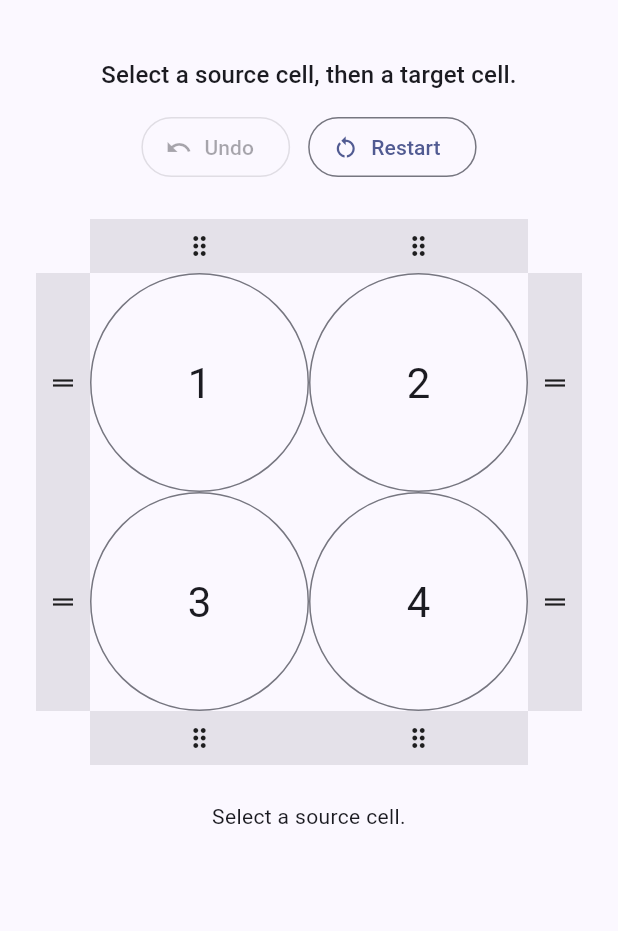
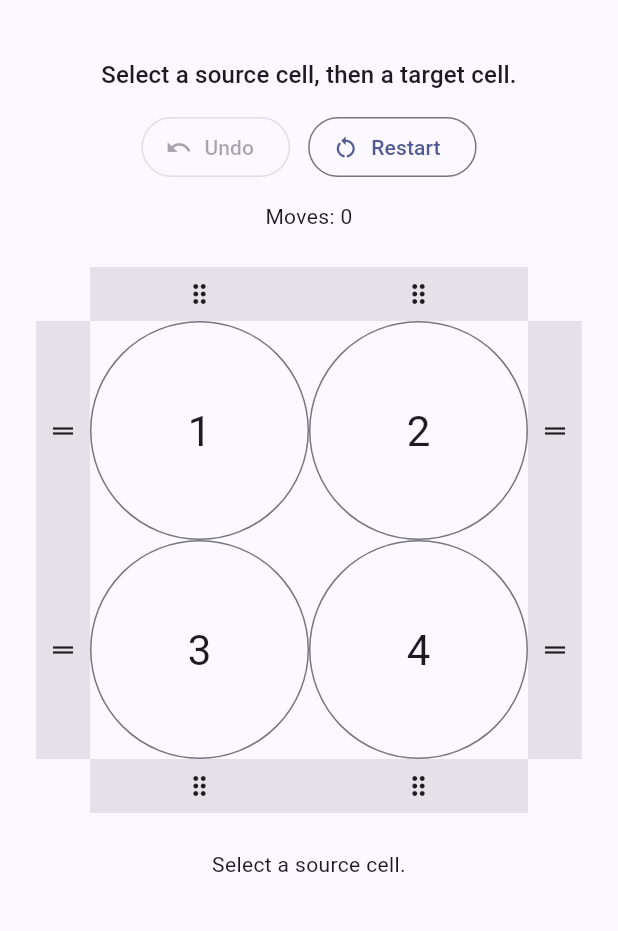
Before and after one commit to kergma-lw/numbers-game, a Flutter app: the screen it shows after launch, on a phone screen of 412 x 824 dp, the part 63-994 px from its top. Run offline on Flutter 3.47's test engine with Material 3 defaults, Android fonts, the phone set to English and light mode, and no system bars.

Commit message:
Add one-non-zero game mode and move counter (#12)
* Add one-non-zero game mode and move counter

* Treat a single negative cell as a loss

```diff
--- /dev/null
+++ b/lib/game_core/one_non_zero_game.dart
@@ -0,0 +1,71 @@
+import 'package:numbers_game/game_core/board.dart';
+import 'package:numbers_game/game_core/game_session.dart';
+
+/// A game mode won by leaving exactly one non-zero cell on the board.
+class OneNonZeroGame {
+  OneNonZeroGame(Board initialBoard)
+      : _session = GameSession(initialBoard),
+        moveCount = 0;
+
+  const OneNonZeroGame._(this._session, this.moveCount);
+
+  final GameSession _session;
+  final int moveCount;
+
+  Board get currentBoard => _session.currentBoard;
+  bool get canUndo => _session.canUndo;
+
+  /// Whether the current board has exactly one positive cell.
+  bool get isWon {
+    final value = _singleNonZeroValue(currentBoard);
+    return value != null && value > 0;
+  }
+
+  /// Whether the current board has exactly one negative cell.
+  bool get isLost {
+    final value = _singleNonZeroValue(currentBoard);
+    return value != null && value < 0;
+  }
+
+  /// Applies an arithmetic move and increments this mode's move count.
+  OneNonZeroGame applyArithmeticMove({
+    required CellPosition source,
+    required CellPosition target,
+  }) =>
+      OneNonZeroGame._(
+        _session.applyArithmeticMove(source: source, target: target),
+        moveCount + 1,
+      );
+
+  /// Swaps two rows and increments this mode's move count.
+  OneNonZeroGame swapRows(int first, int second) =>
+      OneNonZeroGame._(_session.swapRows(first, second), moveCount + 1);
+
+  /// Swaps two columns and increments this mode's move count.
+  OneNonZeroGame swapColumns(int first, int second) =>
+      OneNonZeroGame._(_session.swapColumns(first, second), moveCount + 1);
+
+  /// Undoes a move and restores its previous move count.
+  OneNonZeroGame undo() => canUndo
+      ? OneNonZeroGame._(_session.undo(), moveCount - 1)
+      : this;
+
+  /// Restarts this mode at its initial board with zero moves.
+  OneNonZeroGame restart() => OneNonZeroGame._(_session.restart(), 0);
+}
+
+int? _singleNonZeroValue(Board board) {
+  int? nonZeroValue;
+  for (var row = 0; row < board.rowCount; row++) {
+    for (var column = 0; column < board.columnCount; column++) {
+      final value = board.valueAt(CellPosition(row, column));
+      if (value != 0) {
+        if (nonZeroValue != null) {
+          return null;
+        }
+        nonZeroValue = value;
+      }
+    }
+  }
+  return nonZeroValue;
+}
--- a/lib/main.dart
+++ b/lib/main.dart
@@ -2,7 +2,7 @@ import 'dart:math' as math;
 
 import 'package:flutter/material.dart';
 import 'package:numbers_game/game_core/board.dart';
-import 'package:numbers_game/game_core/game_session.dart';
+import 'package:numbers_game/game_core/one_non_zero_game.dart';
 
 const _swapAnimationDuration = Duration(milliseconds: 250);
 const _handleSize = 36.0;
@@ -12,7 +12,9 @@ void main() {
 }
 
 class NumbersGameApp extends StatelessWidget {
-  const NumbersGameApp({super.key});
+  const NumbersGameApp({super.key, this.initialGame});
+
+  final OneNonZeroGame? initialGame;
 
   @override
   Widget build(BuildContext context) {
@@ -21,23 +23,22 @@ class NumbersGameApp extends StatelessWidget {
       theme: ThemeData(
         colorScheme: ColorScheme.fromSeed(seedColor: Colors.indigo),
       ),
-      home: const BoardScreen(),
+      home: BoardScreen(initialGame: initialGame),
     );
   }
 }
 
 class BoardScreen extends StatefulWidget {
-  const BoardScreen({super.key});
+  const BoardScreen({super.key, this.initialGame});
+
+  final OneNonZeroGame? initialGame;
 
   @override
   State<BoardScreen> createState() => _BoardScreenState();
 }
 
 class _BoardScreenState extends State<BoardScreen> {
-  GameSession _game = GameSession(Board([
-    [1, 2],
-    [3, 4],
-  ]));
+  late OneNonZeroGame _game;
   CellPosition? _arithmeticSource;
   _LineTarget? _swapSource;
   _LineTarget? _swapTarget;
@@ -47,6 +48,16 @@ class _BoardScreenState extends State<BoardScreen> {
   String _feedback = 'Select a source cell.';
 
   Board get _board => _game.currentBoard;
+
+  @override
+  void initState() {
+    super.initState();
+    _game = widget.initialGame ??
+        OneNonZeroGame(Board([
+          [1, 2],
+          [3, 4],
+        ]));
+  }
 
   void _selectCell(CellPosition position) {
     if (_isAnimatingSwap) {
@@ -231,6 +242,30 @@ class _BoardScreenState extends State<BoardScreen> {
                         ),
                       ],
                     ),
+                    const SizedBox(height: 12),
+                    Text(
+                      'Moves: ${_game.moveCount}',
+                      key: const Key('move-count'),
+                      textAlign: TextAlign.center,
+                    ),
+                    if (_game.isWon)
+                      const Padding(
+                        padding: EdgeInsets.only(top: 8),
+                        child: Text(
+                          'You won!',
+                          key: Key('victory-message'),
+                          textAlign: TextAlign.center,
+                        ),
+                      ),
+                    if (_game.isLost)
+                      const Padding(
+                        padding: EdgeInsets.only(top: 8),
+                        child: Text(
+                          'You lost!',
+                          key: Key('loss-message'),
+                          textAlign: TextAlign.center,
+                        ),
+                      ),
                     const SizedBox(height: 24),
                     LayoutBuilder(
                       builder: (context, constraints) {
```
Also changed, not shown: 2 other files.
